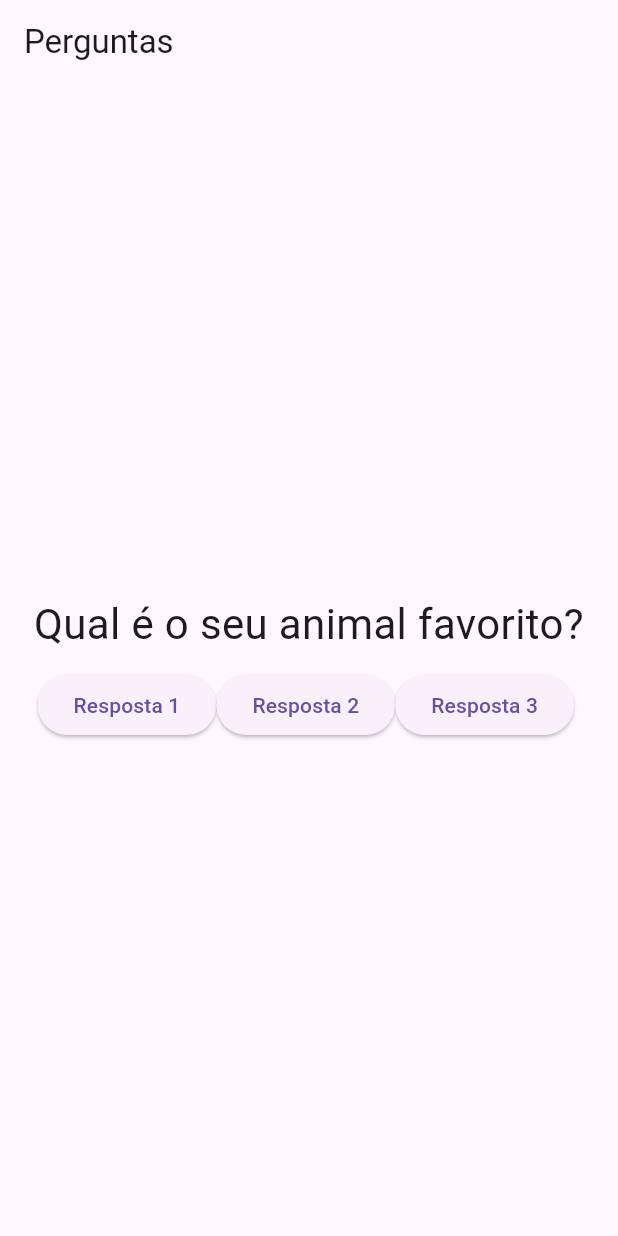
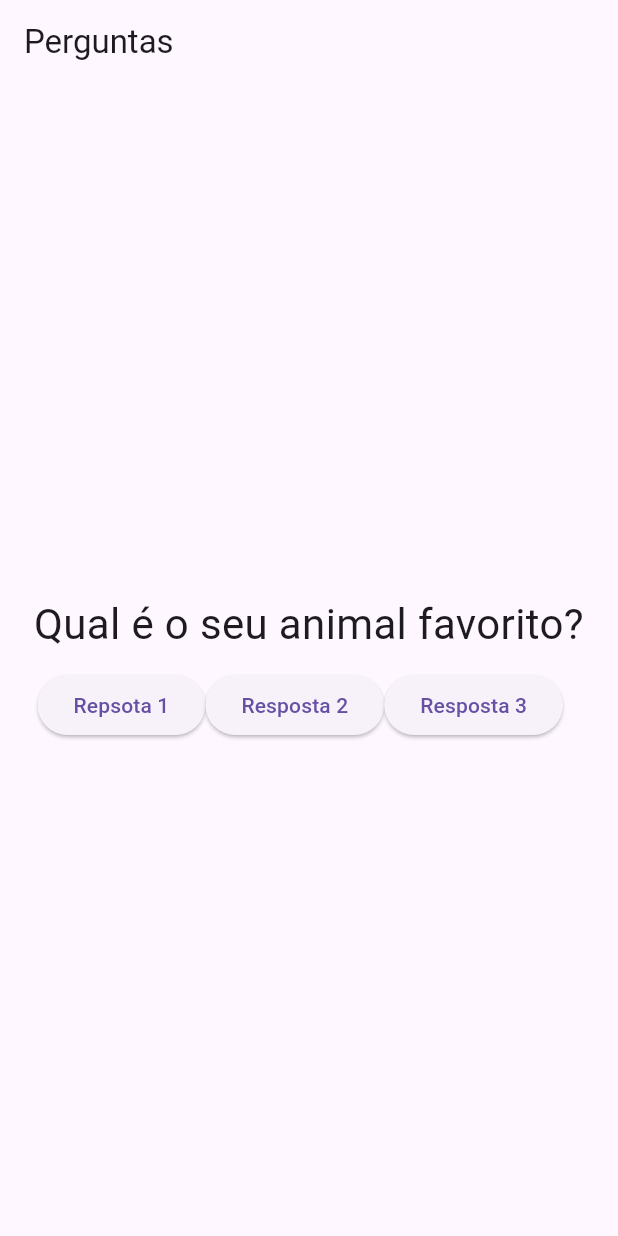
Before and after one commit to JarlissonTomaz/curso_flutter, a Flutter app: the screen it shows after launch, after a tap on "Resposta 2", on a phone screen of 412 x 824 dp. Run offline on Flutter 3.47's test engine with Material 3 defaults, Android fonts, the phone set to English and light mode, and no system bars.

```diff
--- a/flutter_curso/lib/main.dart
+++ b/flutter_curso/lib/main.dart
@@ -18,7 +18,6 @@ class MyApp extends StatelessWidget {
 class _PerguntaAppState extends State<PerguntaApp> {
   var _perguntaSelecionada = 0;
   void _reponder() {
-    print('Respondido');
     setState(() {
       _perguntaSelecionada++;
     });
@@ -43,19 +42,10 @@ class _PerguntaAppState extends State<PerguntaApp> {
               children: [
                 Padding(
                   padding: const EdgeInsets.only(left: 25.0),
-                  child: ElevatedButton(
-                    onPressed: _reponder,
-                    child: const Resposta('Resposta 1'),
-                  ),
+                  child: Resposta('Repsota 1', _reponder),
                 ),
-                ElevatedButton(
-                  onPressed: _reponder,
-                  child: const Resposta('Resposta 2'),
-                ),
-                ElevatedButton(
-                  onPressed: _reponder,
-                  child: const Resposta('Resposta 3'),
-                ),
+                Resposta('Resposta 2', _reponder),
+                Resposta('Resposta 3', _reponder)
               ],
             ),
           ],
--- a/flutter_curso/lib/reposta.dart
+++ b/flutter_curso/lib/reposta.dart
@@ -1,12 +1,16 @@
 import 'package:flutter/material.dart';
 
 class Resposta extends StatelessWidget {
-  const Resposta(this.texto, {super.key});
+  const Resposta(this.texto, this.onSelecao, {super.key});
 
   final String texto;
+  final void Function() onSelecao;
 
   @override
   Widget build(BuildContext context) {
-    return Text(texto);
+    return ElevatedButton(
+      onPressed: onSelecao,
+      child: Text(texto),
+    );
   }
 }
```
